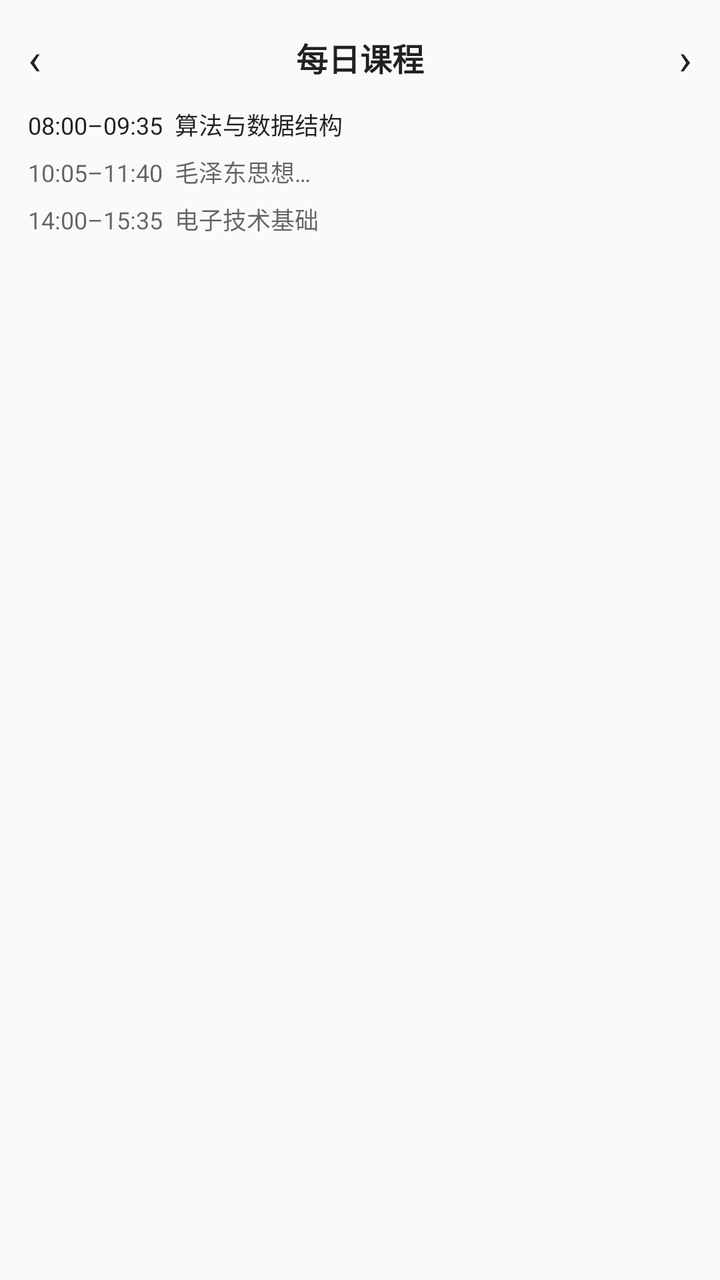
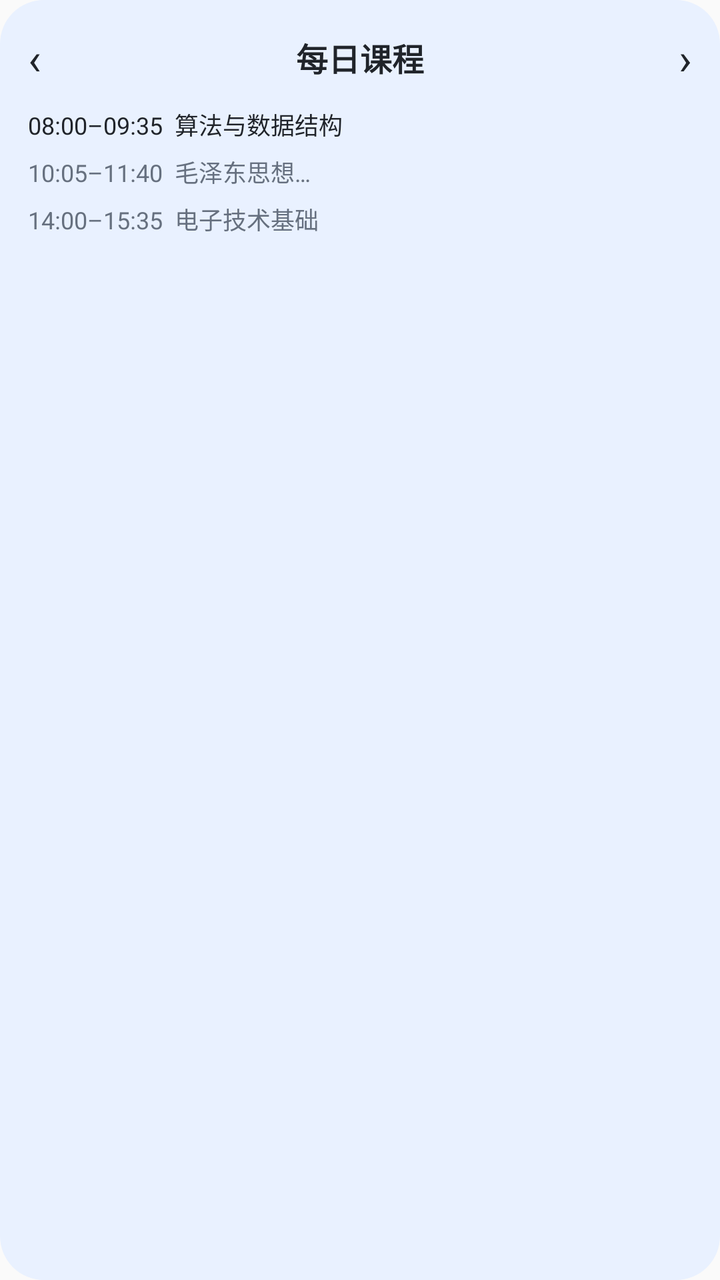

Compare the two renders of this Android layout. The source of the first and the diff that turns it into the second are given below.
<!-- AndroidManifest.xml: another module's application theme Theme.CurSimple -->
<!-- res/layout/widget_preview_today.xml -->
<?xml version="1.0" encoding="utf-8"?>
<LinearLayout xmlns:android="http://schemas.android.com/apk/res/android"
    android:layout_width="match_parent"
    android:layout_height="match_parent"
    android:background="?android:colorBackground"
    android:orientation="vertical"
    android:padding="14dp">

    <LinearLayout
        android:layout_width="match_parent"
        android:layout_height="wrap_content"
        android:gravity="center_vertical"
        android:orientation="horizontal">

        <TextView
            android:layout_width="wrap_content"
            android:layout_height="wrap_content"
            android:text="‹"
            android:textColor="?android:textColorPrimary"
            android:textSize="22sp" />

        <TextView
            android:layout_width="0dp"
            android:layout_height="wrap_content"
            android:layout_weight="1"
            android:gravity="center"
            android:text="每日课程"
            android:textColor="?android:textColorPrimary"
            android:textSize="16sp"
            android:textStyle="bold" />

        <TextView
            android:layout_width="wrap_content"
            android:layout_height="wrap_content"
            android:text="›"
            android:textColor="?android:textColorPrimary"
            android:textSize="22sp" />
    </LinearLayout>

    <TextView
        android:layout_width="match_parent"
        android:layout_height="wrap_content"
        android:layout_marginTop="10dp"
        android:text="08:00–09:35  算法与数据结构"
        android:textColor="?android:textColorPrimary"
        android:textSize="12sp" />

    <TextView
        android:layout_width="match_parent"
        android:layout_height="wrap_content"
        android:layout_marginTop="6dp"
        android:text="10:05–11:40  毛泽东思想…"
        android:textColor="?android:textColorSecondary"
        android:textSize="12sp" />

    <TextView
        android:layout_width="match_parent"
        android:layout_height="wrap_content"
        android:layout_marginTop="6dp"
        android:text="14:00–15:35  电子技术基础"
        android:textColor="?android:textColorSecondary"
        android:textSize="12sp" />
</LinearLayout>
<!-- resources referenced by this layout -->
<resources>
  <style name="Theme.CurSimple" parent="@android:style/Theme.Material.Light.NoActionBar">
          <item name="android:windowActionBar">false</item>
          <item name="android:windowNoTitle">true</item>
          <item name="android:windowContentOverlay">@null</item>
          <item name="android:windowDrawsSystemBarBackgrounds">true</item>
          <item name="android:statusBarColor">@android:color/transparent</item>
          <item name="android:navigationBarColor">@android:color/transparent</item>
      </style>
</resources>

<!-- the commit's change to res/layout/widget_preview_today.xml (unified diff, before → after) -->
@@ -2,7 +2,7 @@
 <LinearLayout xmlns:android="http://schemas.android.com/apk/res/android"
     android:layout_width="match_parent"
     android:layout_height="match_parent"
-    android:background="?android:colorBackground"
+    android:background="@drawable/widget_bg_card"
     android:orientation="vertical"
     android:padding="14dp">
 
@@ -16,7 +16,7 @@
             android:layout_width="wrap_content"
             android:layout_height="wrap_content"
             android:text="‹"
-            android:textColor="?android:textColorPrimary"
+            android:textColor="#20242A"
             android:textSize="22sp" />
 
         <TextView
@@ -25,7 +25,7 @@
             android:layout_weight="1"
             android:gravity="center"
             android:text="每日课程"
-            android:textColor="?android:textColorPrimary"
+            android:textColor="#20242A"
             android:textSize="16sp"
             android:textStyle="bold" />
 
@@ -33,7 +33,7 @@
             android:layout_width="wrap_content"
             android:layout_height="wrap_content"
             android:text="›"
-            android:textColor="?android:textColorPrimary"
+            android:textColor="#20242A"
             android:textSize="22sp" />
     </LinearLayout>
 
@@ -42,7 +42,7 @@
         android:layout_height="wrap_content"
         android:layout_marginTop="10dp"
         android:text="08:00–09:35  算法与数据结构"
-        android:textColor="?android:textColorPrimary"
+        android:textColor="#20242A"
         android:textSize="12sp" />
 
     <TextView
@@ -50,7 +50,7 @@
         android:layout_height="wrap_content"
         android:layout_marginTop="6dp"
         android:text="10:05–11:40  毛泽东思想…"
-        android:textColor="?android:textColorSecondary"
+        android:textColor="#66707F"
         android:textSize="12sp" />
 
     <TextView
@@ -58,6 +58,6 @@
         android:layout_height="wrap_content"
         android:layout_marginTop="6dp"
         android:text="14:00–15:35  电子技术基础"
-        android:textColor="?android:textColorSecondary"
+        android:textColor="#66707F"
         android:textSize="12sp" />
 </LinearLayout>
<!-- resource entries referenced after the edit -->
@@ -1,5 +1,11 @@
 <!-- resources referenced by this layout -->
 <resources>
+  <!-- drawable widget_bg_card (drawable) -->
+  <?xml version="1.0" encoding="utf-8"?>
+  <shape xmlns:android="http://schemas.android.com/apk/res/android">
+      <solid android:color="#FFE9F1FF" />
+      <corners android:radius="22dp" />
+  </shape>
   <style name="Theme.CurSimple" parent="@android:style/Theme.Material.Light.NoActionBar">
           <item name="android:windowActionBar">false</item>
           <item name="android:windowNoTitle">true</item>
